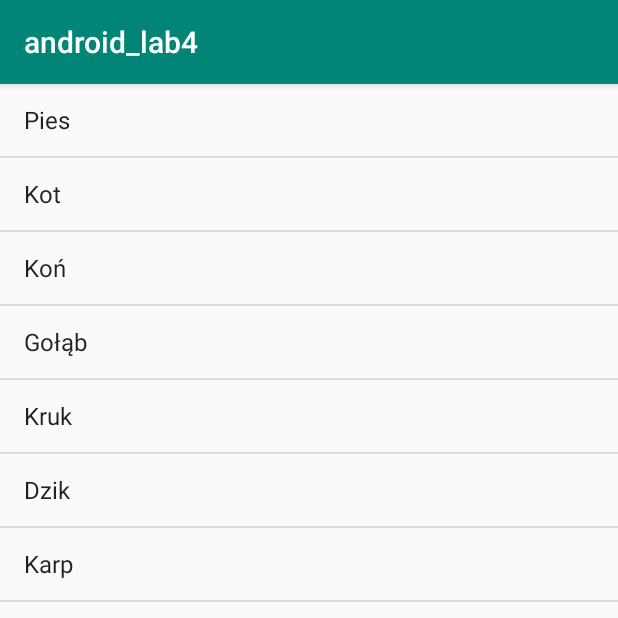
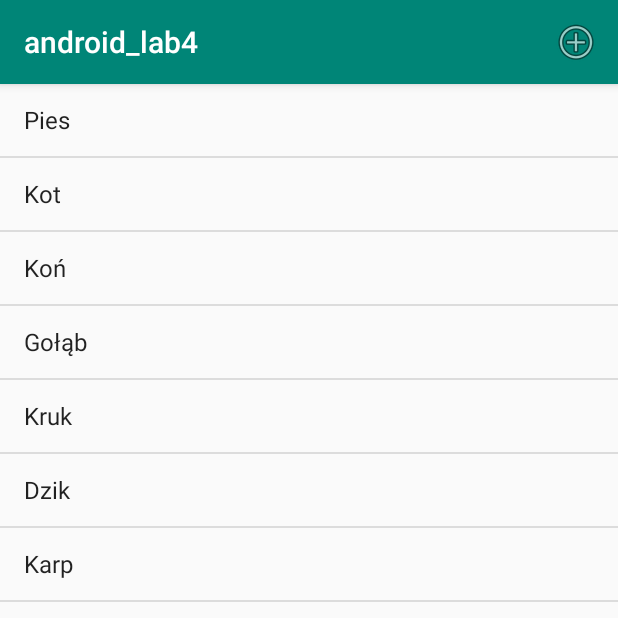
Before and after one commit to Agrest123/and_lab4, an Android app: the screen it shows after launch (MainActivity), on a phone screen of 412 x 824 dp, the top half of it. Run offline under Robolectric (Android 15) with nearby library versions, the phone set to English and light mode, and no system bars.

Commit message:
Zadanie 2 formularz

```diff
--- a/app/src/main/AndroidManifest.xml
+++ b/app/src/main/AndroidManifest.xml
@@ -9,6 +9,7 @@
         android:roundIcon="@mipmap/ic_launcher_round"
         android:supportsRtl="true"
         android:theme="@style/AppTheme">
+        <activity android:name=".DodajWpis" />
         <activity android:name=".MainActivity">
             <intent-filter>
                 <action android:name="android.intent.action.MAIN" />
--- a/app/src/main/java/com/example/android_lab4/MainActivity.java
+++ b/app/src/main/java/com/example/android_lab4/MainActivity.java
@@ -1,7 +1,11 @@
 package com.example.android_lab4;
 
+import android.content.Intent;
 import android.support.v7.app.AppCompatActivity;
 import android.os.Bundle;
+import android.view.Menu;
+import android.view.MenuInflater;
+import android.view.MenuItem;
 import android.widget.ArrayAdapter;
 import android.widget.ListView;
 
@@ -35,5 +39,20 @@ public class MainActivity extends AppCompatActivity {
 
     }
 
+    @Override
+    public boolean onCreateOptionsMenu(Menu menu)
+    {
+        MenuInflater inflater = getMenuInflater();
+        inflater.inflate(R.menu.menu, menu);
+        return true;
+    }
+
+    public void nowyWpis(MenuItem mi)
+    {
+        Intent intencja = new Intent(this,
+                DodajWpis.class);
+        startActivityForResult(intencja, 1);
+    }
+
     //komentarz
 }
--- /dev/null
+++ b/app/src/main/res/menu/menu.xml
@@ -0,0 +1,11 @@
+<?xml version="1.0" encoding="utf-8"?>
+<menu xmlns:android="http://schemas.android.com/apk/res/android"
+    xmlns:app="http://schemas.android.com/apk/res-auto">
+    <item
+        android:id="@+id/create"
+        android:title="Nowy"
+        android:onClick="nowyWpis"
+        android:icon="@android:drawable/ic_menu_add"
+        app:showAsAction="always"
+        />
+</menu>
```
Also changed, not shown: app/src/main/java/com/example/android_lab4/DodajWpis.java (added, +13 -0 lines), app/src/main/res/layout/activity_dodaj_wpis.xml (added, +38 -0 lines).
